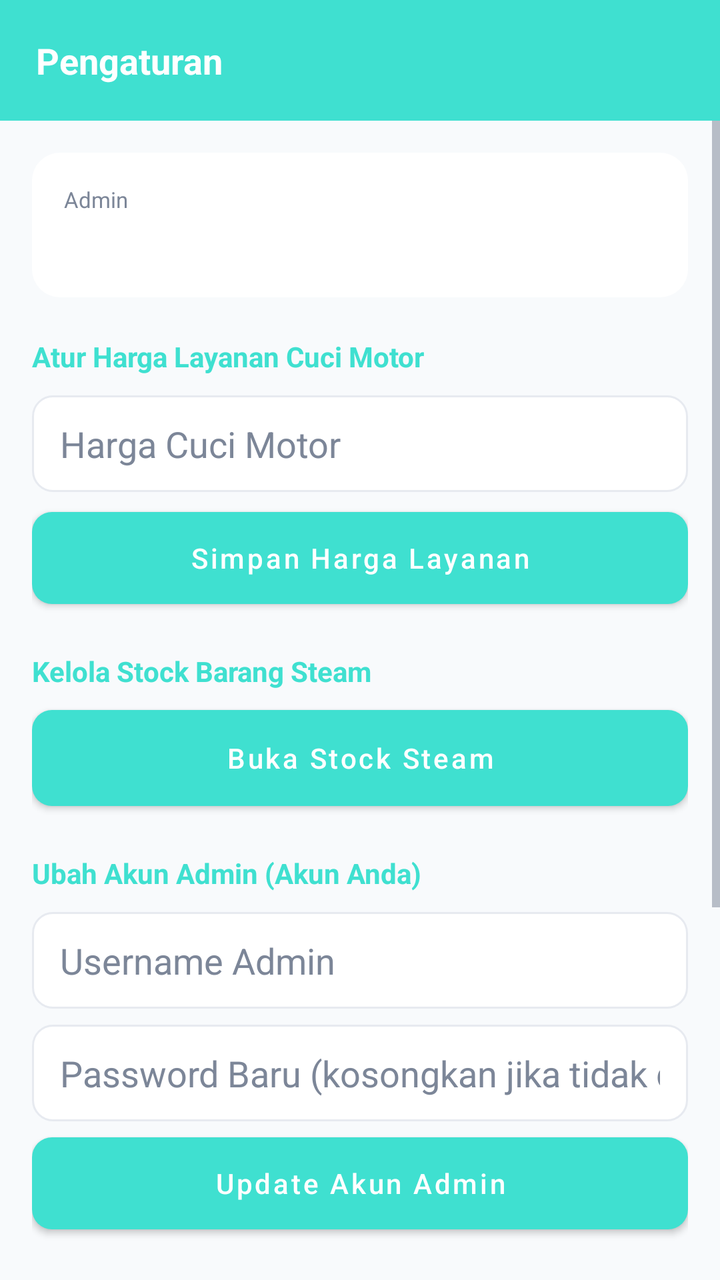
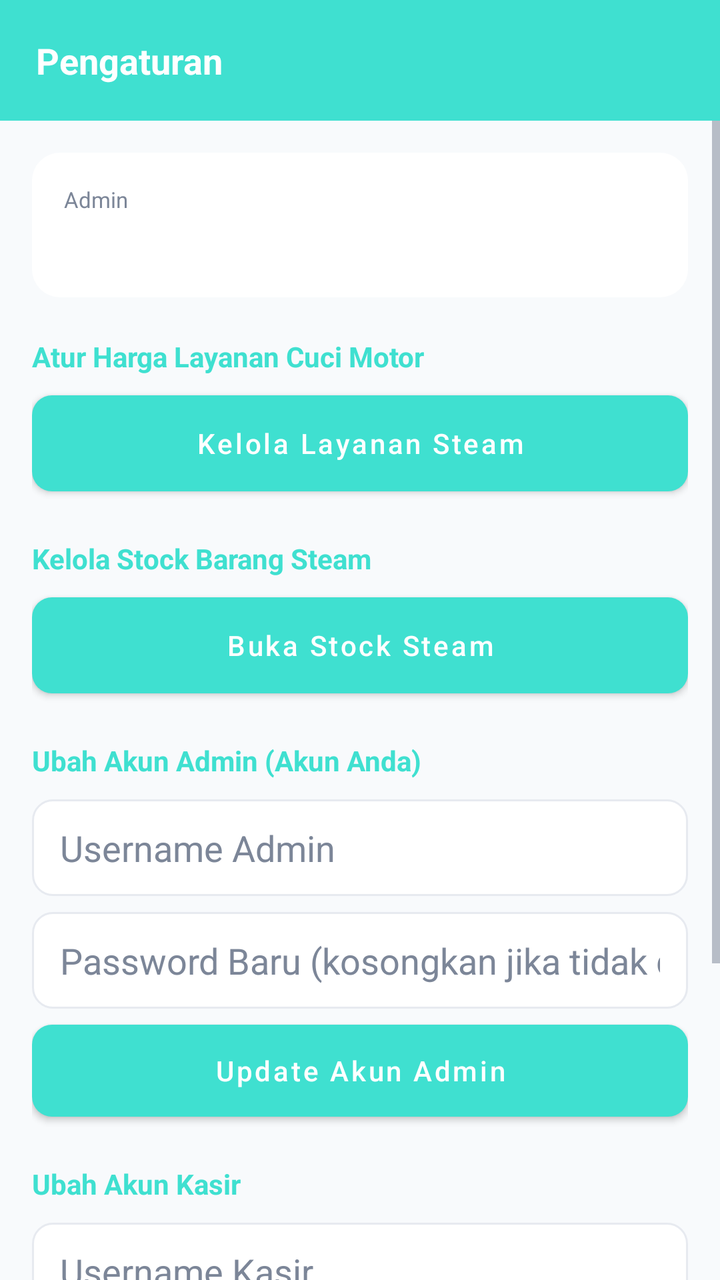

Screens rendered from an Android XML layout before and after an edit, with the pre-edit source and the edit as a unified diff.
<!-- AndroidManifest.xml: application theme Theme.Pitstop -->
<!-- res/layout/fragment_pengaturan_admin.xml -->
<?xml version="1.0" encoding="utf-8"?>
<LinearLayout xmlns:android="http://schemas.android.com/apk/res/android"
    android:layout_width="match_parent"
    android:layout_height="match_parent"
    android:background="@color/background"
    android:orientation="vertical">

    <LinearLayout
        android:id="@+id/toolbarHeader"
        android:layout_width="match_parent"
        android:layout_height="wrap_content"
        android:background="@color/primary"
        android:gravity="center_vertical"
        android:orientation="horizontal"
        android:padding="18dp">

        <TextView
            android:layout_width="0dp"
            android:layout_height="wrap_content"
            android:layout_weight="1"
            android:text="@string/pengaturan"
            android:textColor="@color/white"
            android:textSize="18sp"
            android:textStyle="bold" />
    </LinearLayout>

    <ScrollView
        android:layout_width="match_parent"
        android:layout_height="match_parent">
        <LinearLayout
            android:layout_width="match_parent"
            android:layout_height="wrap_content"
            android:orientation="vertical"
            android:padding="16dp">

            <LinearLayout
                android:layout_width="match_parent"
                android:layout_height="wrap_content"
                android:layout_marginBottom="20dp"
                android:background="@drawable/bg_stat_card"
                android:orientation="vertical"
                android:padding="16dp">

                <TextView
                    android:layout_width="wrap_content"
                    android:layout_height="wrap_content"
                    android:layout_marginBottom="4dp"
                    android:text="@string/admin"
                    android:textColor="@color/grey"
                    android:textSize="11sp" />

                <TextView
                    android:id="@+id/tvUsername"
                    android:layout_width="wrap_content"
                    android:layout_height="wrap_content"
                    android:textColor="@color/black"
                    android:textSize="16sp"
                    android:textStyle="bold" />
            </LinearLayout>

            <TextView
                android:layout_width="wrap_content"
                android:layout_height="wrap_content"
                android:layout_marginBottom="10dp"
                android:text="@string/atur_harga_layanan_cuci_motor"
                android:textColor="@color/primary"
                android:textStyle="bold" />

            <EditText
                android:id="@+id/etHargaMotor"
                android:layout_width="match_parent"
                android:layout_height="wrap_content"
                android:autofillHints=""
                android:background="@drawable/bg_edittext"
                android:hint="@string/harga_cuci_motor"
                android:inputType="numberDecimal" />

            <Button
                android:id="@+id/btnSimpanHarga"
                android:layout_width="match_parent"
                android:layout_height="46dp"
                android:layout_marginTop="10dp"
                android:layout_marginBottom="24dp"
                android:background="@drawable/bg_button_accent"
                android:text="@string/simpan_harga_layanan"
                android:textAllCaps="false"
                android:textColor="@color/white" />

            <TextView
                android:layout_width="wrap_content"
                android:layout_height="wrap_content"
                android:layout_marginBottom="10dp"
                android:text="@string/kelola_stock_barang_steam"
                android:textColor="@color/primary"
                android:textStyle="bold" />

            <Button
                android:id="@+id/btnStockSteam"
                android:layout_width="match_parent"
                android:layout_height="48dp"
                android:layout_marginBottom="24dp"
                android:background="@drawable/bg_button_primary"
                android:text="@string/buka_stock_steam"
                android:textAllCaps="false"
                android:textColor="@color/white" />

            
            <TextView
                android:layout_width="wrap_content"
                android:layout_height="wrap_content"
                android:layout_marginBottom="10dp"
                android:text="@string/ubah_akun_admin_akun_anda"
                android:textColor="@color/primary"
                android:textStyle="bold" />

            <EditText
                android:id="@+id/etAdminUsername"
                android:layout_width="match_parent"
                android:layout_height="wrap_content"
                android:layout_marginBottom="8dp"
                android:autofillHints=""
                android:background="@drawable/bg_edittext"
                android:hint="@string/username_admin" />

            <EditText
                android:id="@+id/etAdminPasswordBaru"
                android:layout_width="match_parent"
                android:layout_height="wrap_content"
                android:layout_marginBottom="8dp"
                android:background="@drawable/bg_edittext"
                android:hint="@string/password_baru_kosongkan_jika_tidak_diubah"
                android:inputType="textPassword" />

            <Button
                android:id="@+id/btnUpdateAdmin"
                android:layout_width="match_parent"
                android:layout_height="46dp"
                android:layout_marginBottom="24dp"
                android:background="@drawable/bg_button_accent"
                android:text="@string/update_akun_admin"
                android:textAllCaps="false"
                android:textColor="@color/white" />

            
            <TextView
                android:layout_width="wrap_content"
                android:layout_height="wrap_content"
                android:layout_marginBottom="10dp"
                android:text="@string/ubah_akun_kasir"
                android:textColor="@color/primary"
                android:textStyle="bold" />

            <EditText
                android:id="@+id/etKasirUsername"
                android:layout_width="match_parent"
                android:layout_height="wrap_content"
                android:layout_marginBottom="8dp"
                android:background="@drawable/bg_edittext"
                android:hint="@string/username_kasir" />

            <EditText
                android:id="@+id/etKasirPasswordBaru"
                android:layout_width="match_parent"
                android:layout_height="wrap_content"
                android:layout_marginBottom="8dp"
                android:background="@drawable/bg_edittext"
                android:hint="@string/password_baru_kosongkan_jika_tidak_diubah"
                android:inputType="textPassword" />

            <Button
                android:id="@+id/btnUpdateKasir"
                android:layout_width="match_parent"
                android:layout_height="46dp"
                android:layout_marginBottom="24dp"
                android:background="@drawable/bg_button_primary"
                android:text="@string/update_akun_kasir"
                android:textAllCaps="false"
                android:textColor="@color/white" />

            <Button
                android:id="@+id/btnLogout"
                android:layout_width="match_parent"
                android:layout_height="48dp"
                android:background="@drawable/bg_button_primary"
                android:backgroundTint="@color/red"
                android:text="@string/logout"
                android:textColor="@color/white" />

        </LinearLayout>
    </ScrollView>
</LinearLayout>
<!-- resources referenced by this layout -->
<resources>
  <color name="background">#F8FAFC</color>
  <color name="black">#1A1A1A</color>
  <color name="grey">#7C8698</color>
  <color name="primary">#3fe0d0</color>
  <color name="red">#D64545</color>
  <color name="white">#FFFFFF</color>
  <!-- drawable bg_button_accent (drawable) -->
  <?xml version="1.0" encoding="utf-8"?>
  <shape xmlns:android="http://schemas.android.com/apk/res/android">
      <solid android:color="@color/accent" />
      <corners android:radius="10dp" />
  </shape>
  <!-- drawable bg_button_primary (drawable) -->
  <?xml version="1.0" encoding="utf-8"?>
  <shape xmlns:android="http://schemas.android.com/apk/res/android">
      <solid android:color="@color/primary" />
      <corners android:radius="10dp" />
  </shape>
  <!-- drawable bg_edittext (drawable) -->
  <?xml version="1.0" encoding="utf-8"?>
  <shape xmlns:android="http://schemas.android.com/apk/res/android">
      <solid android:color="@color/white" />
      <corners android:radius="10dp" />
      <stroke android:width="1dp" android:color="@color/light_grey" />
      <padding android:left="14dp" android:top="12dp" android:right="14dp" android:bottom="12dp" />
  </shape>
  <!-- drawable bg_stat_card (drawable) -->
  <?xml version="1.0" encoding="utf-8"?>
  <shape xmlns:android="http://schemas.android.com/apk/res/android">
      <solid android:color="@color/white" />
      <corners android:radius="14dp" />
  </shape>
  <string name="admin">Admin</string>
  <string name="atur_harga_layanan_cuci_motor">Atur Harga Layanan Cuci Motor</string>
  <string name="buka_stock_steam">Buka Stock Steam</string>
  <string name="harga_cuci_motor">Harga Cuci Motor</string>
  <string name="kelola_stock_barang_steam">Kelola Stock Barang Steam</string>
  <string name="logout">Logout</string>
  <string name="password_baru_kosongkan_jika_tidak_diubah">Password Baru (kosongkan jika tidak diubah)</string>
  <string name="pengaturan">Pengaturan</string>
  <string name="simpan_harga_layanan">Simpan Harga Layanan</string>
  <string name="ubah_akun_admin_akun_anda">Ubah Akun Admin (Akun Anda)</string>
  <string name="ubah_akun_kasir">Ubah Akun Kasir</string>
  <string name="update_akun_admin">Update Akun Admin</string>
  <string name="update_akun_kasir">Update Akun Kasir</string>
  <string name="username_admin">Username Admin</string>
  <string name="username_kasir">Username Kasir</string>
  <style name="Theme.Pitstop" parent="Theme.MaterialComponents.Light.NoActionBar">
          <item name="colorPrimary">@color/primary</item>
          <item name="colorPrimaryDark">@color/primary_dark</item>
          <item name="colorAccent">@color/accent</item>
          <item name="android:windowBackground">@color/background</item>
          <item name="android:statusBarColor">@color/primary</item>
  
          
          <item name="android:textColorPrimary">@color/black</item>
          <item name="android:textColorSecondary">@color/grey</item>
          <item name="android:textColorHint">@color/grey</item>
  
          
          <item name="alertDialogTheme">@style/ThemeOverlay.Pitsop.Dialog</item>
      </style>
  <color name="accent">#2D6CDF</color>
  <color name="light_grey">#E7EAF0</color>
  <color name="primary_dark">#0D1F3D</color>
  <style name="ThemeOverlay.Pitsop.Dialog" parent="ThemeOverlay.MaterialComponents.Dialog.Alert">
          <item name="android:windowBackground">@color/white</item>
          <item name="android:textColorPrimary">@color/black</item>
          <item name="android:textColorSecondary">@color/grey</item>
      </style>
</resources>

<!-- the commit's change to res/layout/fragment_pengaturan_admin.xml (unified diff, before → after) -->
@@ -66,23 +66,13 @@
                 android:textColor="@color/primary"
                 android:textStyle="bold" />
 
-            <EditText
-                android:id="@+id/etHargaMotor"
+            <Button
+                android:id="@+id/btnLayananSteam"
                 android:layout_width="match_parent"
-                android:layout_height="wrap_content"
-                android:autofillHints=""
-                android:background="@drawable/bg_edittext"
-                android:hint="@string/harga_cuci_motor"
-                android:inputType="numberDecimal" />
-
-            <Button
-                android:id="@+id/btnSimpanHarga"
-                android:layout_width="match_parent"
-                android:layout_height="46dp"
-                android:layout_marginTop="10dp"
+                android:layout_height="48dp"
                 android:layout_marginBottom="24dp"
                 android:background="@drawable/bg_button_accent"
-                android:text="@string/simpan_harga_layanan"
+                android:text="@string/kelola_layanan_steam"
                 android:textAllCaps="false"
                 android:textColor="@color/white" />
 
<!-- resource entries referenced after the edit -->
@@ -35,12 +35,11 @@
   <string name="admin">Admin</string>
   <string name="atur_harga_layanan_cuci_motor">Atur Harga Layanan Cuci Motor</string>
   <string name="buka_stock_steam">Buka Stock Steam</string>
-  <string name="harga_cuci_motor">Harga Cuci Motor</string>
+  <string name="kelola_layanan_steam">Kelola Layanan Steam</string>
   <string name="kelola_stock_barang_steam">Kelola Stock Barang Steam</string>
   <string name="logout">Logout</string>
   <string name="password_baru_kosongkan_jika_tidak_diubah">Password Baru (kosongkan jika tidak diubah)</string>
   <string name="pengaturan">Pengaturan</string>
-  <string name="simpan_harga_layanan">Simpan Harga Layanan</string>
   <string name="ubah_akun_admin_akun_anda">Ubah Akun Admin (Akun Anda)</string>
   <string name="ubah_akun_kasir">Ubah Akun Kasir</string>
   <string name="update_akun_admin">Update Akun Admin</string>
